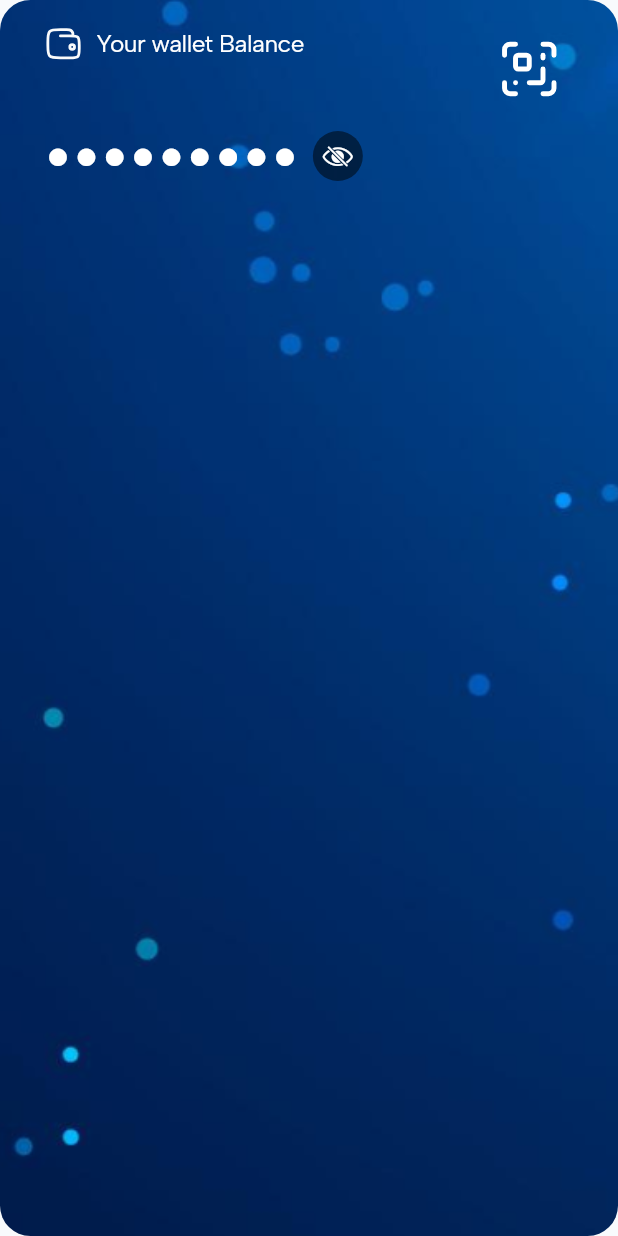
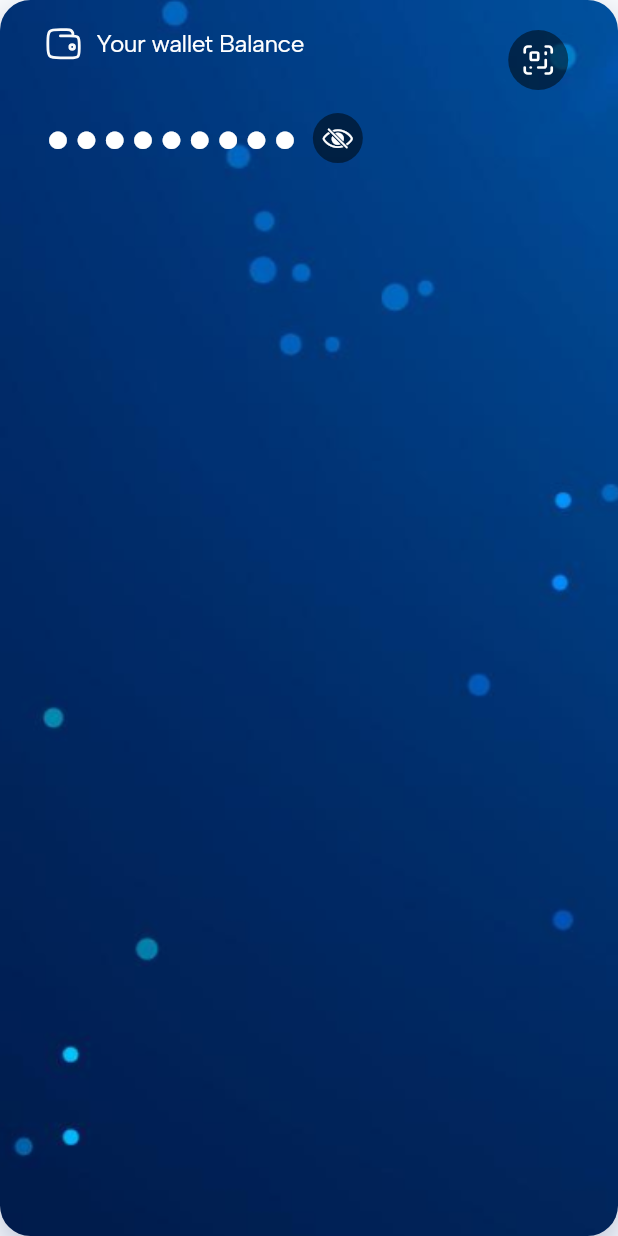
Before and after one commit to GoraPeneDEV/Amana-Fintech-Web-APP, a Flutter app: the HomeScreenBalanceCard widget shown alone on an empty page, opened directly, on a phone screen of 412 x 824 dp. Run offline on Flutter 3.47's test engine with Material 3 defaults, Android fonts, the phone set to English and light mode, and no system bars; drawn by our look-alikes of toastification; our stand-ins replace cached_network_image, carousel_slider, device_info_plus, dio, dots_indicator, file_picker and 21 more; missing offline and left inert: fast_contacts, flutter_inappwebview, mobile_scanner, profile_image_cropper; accounts and stored records are empty; network calls fail; project files that could hold a hidden picture were left out.

Commit message:
Fix KYC upload hang, translate auth forms, refresh home screen, configure PawaPay
- Fix Flutter multipart upload race (Map.forEach with async never awaited)
  that left KYC submission spinning forever on mobile; add defensive
  try/catch/finally around the submit flow too.
- Add missing .tr calls across the whole auth flow (registration, login,
  biometric setup, forgot pin, email verification) so fields translate
  correctly instead of staying in English regardless of selected language.
- Home screen: drop the balance card's action-icon row (duplicated the
  services grid below), add a subtle shadow and a matching pill background
  for the QR button, animate the balance/eye-icon toggle.
- Services grid: wrap in AnimatedSize + rotate the more/less chevron for a
  real expand/collapse animation instead of an abrupt content swap.
- Configure PawaPay gateway currencies (XOF/Senegal, XAF/Gabon) and add a
  generic country-based auto-currency filter to the deposit methods API, so
  the app surfaces the gateway currency matching the connected user's own
  country instead of a manual picker.

Co-Authored-By: Claude Sonnet 5 <noreply@anthropic.com>

```diff
--- a/Flutter APP/User/lib/app/screens/auth/biometric/controller/biometric_controller.dart
+++ b/Flutter APP/User/lib/app/screens/auth/biometric/controller/biometric_controller.dart
@@ -171,7 +171,7 @@ class BioMetricController extends GetxController {
       onSuccess();
       onDisableSuccess();
     } catch (e) {
-      CustomSnackBar.error(errorList: [MyStrings.requestFail]);
+      CustomSnackBar.error(errorList: [MyStrings.requestFail.tr]);
     } finally {
       isPinValidateLoading = false;
       update();
@@ -179,7 +179,7 @@ class BioMetricController extends GetxController {
   }
 
   void _handleError(List<String>? errorMessage) {
-    CustomSnackBar.error(errorList: errorMessage ?? [MyStrings.requestFail]);
+    CustomSnackBar.error(errorList: errorMessage ?? [MyStrings.requestFail.tr]);
     isPinValidateLoading = false;
     update();
   }
--- a/Flutter APP/User/lib/app/screens/auth/email_verification_page/views/email_verification_screen.dart
+++ b/Flutter APP/User/lib/app/screens/auth/email_verification_page/views/email_verification_screen.dart
@@ -54,7 +54,7 @@ class _EmailVerificationScreenState extends State<EmailVerificationScreen> {
   @override
   Widget build(BuildContext context) {
     return MyCustomScaffold(
-      pageTitle: MyStrings.emailVerification,
+      pageTitle: MyStrings.emailVerification.tr,
       onBackButtonTap: () {
         Get.offAllNamed(RouteHelper.loginScreen);
       },
@@ -120,7 +120,7 @@ class _EmailVerificationScreenState extends State<EmailVerificationScreen> {
                 isLoading: controller.submitLoading,
                 radius: Dimensions.largeRadius.r,
                 bgColor: MyColor.getPrimaryColor(),
-                text: MyStrings.verifyNow,
+                text: MyStrings.verifyNow.tr,
                 onTap: () {
                   controller.verifyYourEmail(
                     onSuccess: () {
@@ -206,7 +206,7 @@ class _EmailVerificationScreenState extends State<EmailVerificationScreen> {
                   CustomElevatedBtn(
                     radius: Dimensions.largeRadius.r,
                     bgColor: MyColor.getPrimaryColor(),
-                    text: MyStrings.continueText,
+                    text: MyStrings.continueText.tr,
                     onTap: () {
                       RouteHelper.checkUserStatusAndGoToNextStep(
                         controller.userModel,
--- a/Flutter APP/User/lib/app/screens/auth/kyc/views/kyc_screen.dart
+++ b/Flutter APP/User/lib/app/screens/auth/kyc/views/kyc_screen.dart
@@ -224,7 +224,7 @@ class _KycScreenState extends State<KycScreen> {
                                     radius: Dimensions.largeRadius.r,
                                     bgColor: MyColor.getPrimaryColor(),
                                     isLoading: controller.submitLoading,
-                                    text: MyStrings.continueText,
+                                    text: MyStrings.continueText.tr,
                                     onTap: () {
                                       MyUtils.clearAllTypeFocusNodes();
                                       if (formKey.currentState?.validate() ?? false) {
--- a/Flutter APP/User/lib/app/screens/auth/kyc/views/widget/already_verifed.dart
+++ b/Flutter APP/User/lib/app/screens/auth/kyc/views/widget/already_verifed.dart
@@ -47,7 +47,7 @@ class _AlreadyVerifiedWidgetState extends State<AlreadyVerifiedWidget> {
                       CustomElevatedBtn(
                         radius: Dimensions.largeRadius.r,
                         bgColor: MyColor.getPrimaryColor(),
-                        text: MyStrings.home,
+                        text: MyStrings.home.tr,
                         onTap: () {
                           Get.offAllNamed(RouteHelper.dashboardScreen);
                         },
--- a/Flutter APP/User/lib/app/screens/auth/login/views/widgtes/login_reg_form_widgets.dart
+++ b/Flutter APP/User/lib/app/screens/auth/login/views/widgtes/login_reg_form_widgets.dart
@@ -106,8 +106,8 @@ class LoginRegFormsWidgets extends StatelessWidget {
                     spaceDown(Dimensions.space24),
                     RoundedTextField(
                       controller: controller.pinController,
-                      labelText: MyStrings.pin,
-                      hintText: MyStrings.enterYourPinCode,
+                      labelText: MyStrings.pin.tr,
+                      hintText: MyStrings.enterYourPinCode.tr,
                       textInputAction: TextInputAction.done,
                       keyboardType: TextInputType.number,
                       isPassword: true,
--- a/Flutter APP/User/lib/app/screens/auth/register/controller/registration_controller.dart
+++ b/Flutter APP/User/lib/app/screens/auth/register/controller/registration_controller.dart
@@ -164,12 +164,12 @@ class RegistrationController extends GetxController {
         if (model.status?.toLowerCase() == 'success') {
           otpController.text = "";
           CustomSnackBar.success(
-            successList: model.message ?? [MyStrings.successfullyCodeResend],
+            successList: model.message ?? [MyStrings.successfullyCodeResend.tr],
           );
           makeOtpExpired(false);
         } else {
           CustomSnackBar.error(
-            errorList: model.message ?? [MyStrings.resendCodeFail],
+            errorList: model.message ?? [MyStrings.resendCodeFail.tr],
           );
         }
       } else {
@@ -220,7 +220,7 @@ class RegistrationController extends GetxController {
           );
         } else {
           CustomSnackBar.error(
-            errorList: model.message ?? [MyStrings.requestFail],
+            errorList: model.message ?? [MyStrings.requestFail.tr],
           );
         }
       } else {
--- a/Flutter APP/User/lib/app/screens/dashboard_screen/views/widgets/home_screen_balance_card.dart
+++ b/Flutter APP/User/lib/app/screens/dashboard_screen/views/widgets/home_screen_balance_card.dart
@@ -8,7 +8,6 @@ import 'package:ovopay/core/data/models/global/qr_code/scan_qr_code_response_mod
 import 'package:ovopay/core/data/services/service_exporter.dart';
 import 'package:ovopay/core/route/route.dart';
 import 'package:ovopay/core/utils/util_exporter.dart';
-import 'package:skeletonizer/skeletonizer.dart';
 
 class HomeScreenBalanceCard extends StatelessWidget {
   const HomeScreenBalanceCard({super.key});
@@ -23,6 +22,13 @@ class HomeScreenBalanceCard extends StatelessWidget {
           fit: BoxFit.cover,
         ),
         borderRadius: BorderRadius.circular(Dimensions.cardExtraRadius.r),
+        boxShadow: [
+          BoxShadow(
+            color: MyColor.getPrimaryColor().withValues(alpha: 0.25),
+            blurRadius: 20,
+            offset: const Offset(0, 10),
+          ),
+        ],
       ),
       child: Column(
         crossAxisAlignment: CrossAxisAlignment.start,
@@ -58,12 +64,21 @@ class HomeScreenBalanceCard extends StatelessWidget {
                 // QR Code with PopupMenuButton
                 PopupMenuButton<String>(
                   surfaceTintColor: Colors.transparent,
-                  icon: MyAssetImageWidget(
-                    // color: MyColor.getPrimaryColor(),
+                  padding: EdgeInsets.zero,
+                  icon: CustomAppCard(
+                    height: Dimensions.space40,
+                    width: Dimensions.space40,
+                    showBorder: false,
+                    radius: Dimensions.radiusProMax,
+                    backgroundColor: MyColor.black.withValues(alpha: 0.5),
+                    padding: EdgeInsets.all(Dimensions.space8),
+                    child: MyAssetImageWidget(
                       isSvg: true,
                       assetPath: MyIcons.walletQrCodeIcon,
-                    width: Dimensions.space40.w,
-                    height: Dimensions.space40.w,
+                      color: MyColor.getWhiteColor(),
+                      width: Dimensions.space22.w,
+                      height: Dimensions.space22.w,
+                    ),
                   ),
                   position: PopupMenuPosition.under,
                   color: MyColor.getScreenBgColor(),
@@ -189,14 +204,22 @@ class HomeScreenBalanceCard extends StatelessWidget {
                     fit: BoxFit.scaleDown,
                     child: Row(
                       children: [
-                        Text(
+                        AnimatedSwitcher(
+                          duration: const Duration(milliseconds: 250),
+                          transitionBuilder: (child, animation) => FadeTransition(
+                            opacity: animation,
+                            child: ScaleTransition(scale: animation, child: child),
+                          ),
+                          child: Text(
                             homeController.isBalanceVisible ? MyUtils.getUserAmount(homeController.accountBalanceFormatted) : "•••••••••",
+                            key: ValueKey(homeController.isBalanceVisible),
                             overflow: TextOverflow.ellipsis,
                             style: MyTextStyle.balanceCardTextStyle.copyWith(
                               color: MyColor.getWhiteColor(),
                               fontSize: homeController.isBalanceVisible ? Dimensions.space35.sp : Dimensions.space50.sp,
                             ),
                             maxLines: 1,
+                          ),
                         ),
                         spaceSide(Dimensions.space10),
                         CustomAppCard(
@@ -208,10 +231,18 @@ class HomeScreenBalanceCard extends StatelessWidget {
                           padding: EdgeInsets.all(Dimensions.space8),
                           child: FittedBox(
                             fit: BoxFit.scaleDown,
+                            child: AnimatedSwitcher(
+                              duration: const Duration(milliseconds: 250),
+                              transitionBuilder: (child, animation) => FadeTransition(
+                                opacity: animation,
+                                child: ScaleTransition(scale: animation, child: child),
+                              ),
                               child: Icon(
                                 homeController.isBalanceVisible == true ? CupertinoIcons.eye : CupertinoIcons.eye_slash,
+                                key: ValueKey(homeController.isBalanceVisible),
                                 color: MyColor.getWhiteColor(),
                                 size: Dimensions.space30,
+                              ),
                             ),
                           ),
                         )
@@ -222,138 +253,7 @@ class HomeScreenBalanceCard extends StatelessWidget {
               );
             },
           ),
-          if (SharedPreferenceService.getModuleStatusByKey("add_money") ||
-              SharedPreferenceService.getModuleStatusByKey("send_money") ||
-              SharedPreferenceService.getModuleStatusByKey("make_payment") ||
-              SharedPreferenceService.getModuleStatusByKey("cash_out") ||
-              SharedPreferenceService.getModuleStatusByKey(
-                "request_money",
-              )) ...[
-            spaceDown(Dimensions.space20),
-
-            // Action Icons
-            Row(
-              crossAxisAlignment: CrossAxisAlignment.start,
-              mainAxisAlignment: MainAxisAlignment.spaceAround,
-              children: [
-                if (SharedPreferenceService.getModuleStatusByKey(
-                  "add_money",
-                )) ...[
-                  Flexible(
-                    child: buildBalanceCardActionIcon(
-                      iconImage: MyIcons.walletAddIcon,
-                      titleText: MyStrings.addMoney,
-                      onTap: () {
-                        Get.toNamed(RouteHelper.addMoneyScreen);
-                      },
-                    ),
-                  ),
-                ],
-                if (SharedPreferenceService.getModuleStatusByKey(
-                  "send_money",
-                )) ...[
-                  Flexible(
-                    child: buildBalanceCardActionIcon(
-                      iconImage: MyIcons.sendIcon,
-                      titleText: MyStrings.sendMoney,
-                      onTap: () {
-                        Get.toNamed(RouteHelper.sendMoneyScreen);
-                      },
-                    ),
-                  ),
-                ],
-                if (SharedPreferenceService.getModuleStatusByKey(
-                  "cash_out",
-                )) ...[
-                  Flexible(
-                    child: buildBalanceCardActionIcon(
-                      iconImage: MyIcons.cashOutIcon,
-                      titleText: MyStrings.cashOut,
-                      onTap: () {
-                        Get.toNamed(RouteHelper.cashOutScreen);
-                      },
-                    ),
-                  ),
-                ],
-                if (SharedPreferenceService.getModuleStatusByKey(
-                  "make_payment",
-                )) ...[
-                  Flexible(
-                    child: buildBalanceCardActionIcon(
-                      iconImage: MyIcons.paymentIcon,
-                      titleText: MyStrings.payment,
-                      onTap: () {
-                        Get.toNamed(RouteHelper.paymentScreen);
-                      },
-                    ),
-                  ),
-                ],
-                if (SharedPreferenceService.getModuleStatusByKey(
-                  "request_money",
-                )) ...[
-                  Flexible(
-                    child: buildBalanceCardActionIcon(
-                      iconImage: MyIcons.requestIcon,
-                      titleText: MyStrings.requestMoney,
-                      onTap: () {
-                        Get.toNamed(RouteHelper.requestMoneyScreen);
-                      },
-                    ),
-                  ),
-                ],
-              ],
-            ),
-          ] else ...[
-            spaceDown(Dimensions.space10),
-          ],
-        ],
-      ),
-    );
-  }
-
-  InkWell buildBalanceCardActionIcon({
-    String iconImage = "",
-    String titleText = "",
-    VoidCallback? onTap,
-  }) {
-    return InkWell(
-      onTap: onTap,
-      child: Column(
-        crossAxisAlignment: CrossAxisAlignment.center,
-        mainAxisAlignment: MainAxisAlignment.center,
-        children: [
-          Skeleton.replace(
-            replace: true,
-            replacement: Bone.square(size: Dimensions.space40.h),
-            child: CustomAppCard(
-              showBorder: false,
-              backgroundColor: MyColor.black.withValues(alpha: 0.5),
-              padding: EdgeInsets.all(Dimensions.space10),
-              width: Dimensions.space40.h,
-              height: Dimensions.space40.h,
-              radius: Dimensions.space12,
-              child: MyAssetImageWidget(
-                isSvg: true,
-                assetPath: iconImage,
-                color: MyColor.getWhiteColor(),
-                width: Dimensions.space24.h,
-                height: Dimensions.space24.h,
-              ),
-            ),
-          ),
-          spaceDown(Dimensions.space4),
-          FittedBox(
-            fit: BoxFit.scaleDown,
-            child: Text(
-              titleText.tr,
-              textAlign: TextAlign.center,
-              style: MyTextStyle.caption2Style.copyWith(
-                fontSize: Dimensions.fontSmall,
-                color: MyColor.getWhiteColor(),
-                fontWeight: FontWeight.w600,
-              ),
-            ),
-          ),
+          spaceDown(Dimensions.space16),
         ],
       ),
     );
```
Also changed, not shown: Flutter APP/User/lib/app/screens/auth/biometric/setup_biometric_screen.dart (+6 -6 lines), Flutter APP/User/lib/app/screens/auth/email_verification_page/controller/email_verification_controler.dart (+4 -4 lines), Flutter APP/User/lib/app/screens/auth/forget_pin/controller/forget_pin_controller.dart (+5 -5 lines), Flutter APP/User/lib/app/screens/auth/forget_pin/views/forget_pin_screen.dart (+11 -11 lines), Flutter APP/User/lib/app/screens/auth/kyc/controller/kyc_controller.dart (+6 -2 lines), Flutter APP/User/lib/app/screens/auth/login/controller/login_controller.dart (+5 -5 lines), Flutter APP/User/lib/app/screens/auth/register/views/register_screen.dart (+6 -6 lines), Flutter APP/User/lib/app/screens/auth/register/views/widgets/profile_complete_screen.dart (+21 -21 lines), Flutter APP/User/lib/app/screens/dashboard_screen/views/widgets/home_screen_service_menu_card.dart (+13 -2 lines), Flutter APP/User/lib/core/data/services/api_service.dart (+8 -6 lines), 2 other files. Lines whose indentation alone changed are shown as unchanged.
